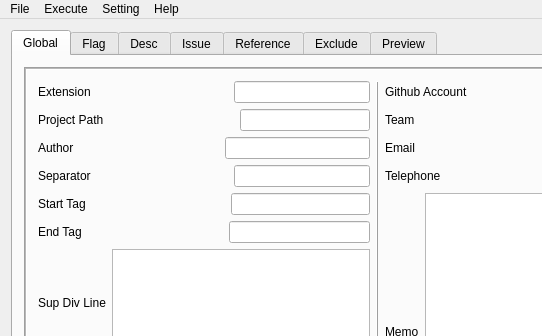
Above: Symmary Commenter/mainwindow.ui from jopemachine-playground/Summary-Commenter before the change; both pictures show x 0 to 542 and y 0 to 336 of the 755 by 530 pixel window. Below: the same form after it.
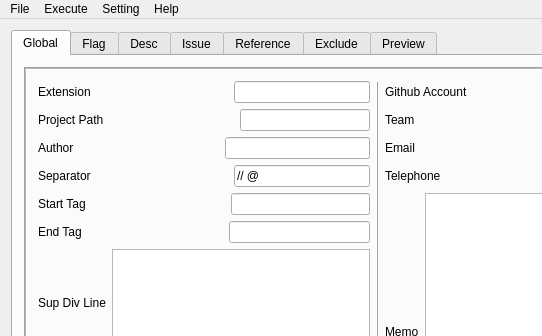
That is the form after the change. Icons and pictures are not drawn.

The edit to the form file:
```diff
--- a/Symmary Commenter/mainwindow.ui
+++ b/Symmary Commenter/mainwindow.ui
@@ -146,7 +146,11 @@
                 </spacer>
                </item>
                <item>
-                <widget class="QLineEdit" name="separatorEdit"/>
+                <widget class="QLineEdit" name="separatorEdit">
+                 <property name="text">
+                  <string>// @</string>
+                 </property>
+                </widget>
                </item>
               </layout>
              </item>
```
